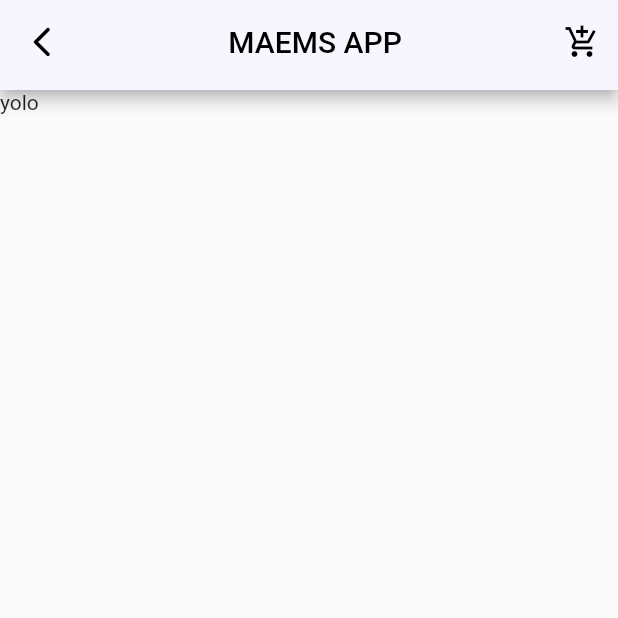
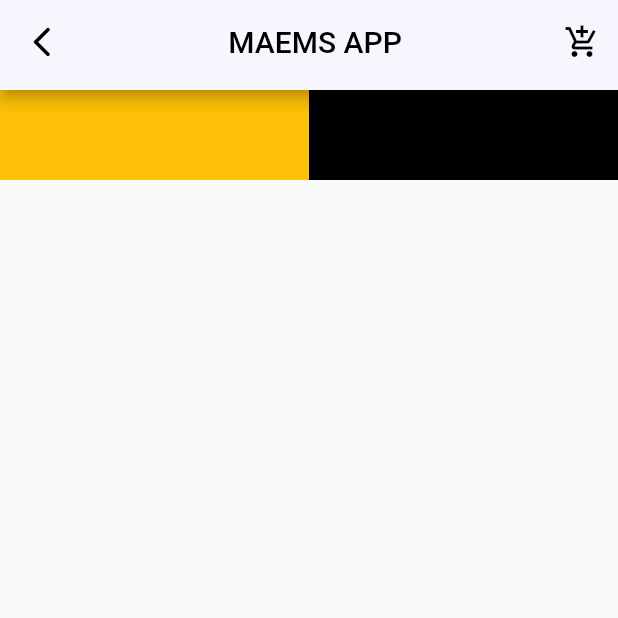
Before and after one commit to Bryantoropn/PROJECT-PBM, a Flutter app: the MyReservasi screen opened directly, on a phone screen of 412 x 824 dp, the top half of it. Run offline on Flutter 3.47's test engine with Material 2 defaults, Android fonts, the phone set to English and light mode, and no system bars; our stand-ins replace date_time_picker, dio, google_maps_flutter; missing offline and left inert: flutter_polyline_points, qr_code_scanner.

Commit message:
update lokasi

```diff
--- a/lib/Home/keranjang.dart
+++ b/lib/Home/keranjang.dart
@@ -1,6 +1,6 @@
 import 'package:flutter/material.dart';
 import 'package:per4/Home/konfirmasi%20pemesanan.dart';
-import 'package:per4/PageAppBar.dart';
+import 'package:per4/Widget/PageAppBar.dart';
 
 class MyKeranjang extends StatelessWidget {
   const MyKeranjang({Key? key}) : super(key: key);
--- a/lib/Home/Reservasi.dart
+++ b/lib/Reservasi/Reservasi.dart
@@ -1,6 +1,6 @@
 import 'package:flutter/material.dart';
 import 'package:per4/main.dart';
-import 'package:per4/PageAppBar.dart';
+import 'package:per4/Widget/PageAppBar.dart';
 
 class MyReservasi extends StatelessWidget {
   const MyReservasi({Key? key}) : super(key: key);
@@ -19,7 +19,22 @@ class Reservasi extends StatelessWidget {
   @override
   Widget build(BuildContext context) {
     return SingleChildScrollView(
-      child: Text("yolo"),
+      child: Row(
+        children: [
+          Expanded(
+            child: Container(
+              height: 60,
+              color: Colors.amber,
+            ),
+          ),
+          Expanded(
+            child: Container(
+              height: 60,
+              color: Color.fromARGB(255, 0, 0, 0),
+            ),
+          ),
+        ],
+      ),
     );
   }
 }
--- a/lib/scanQrPage.dart
+++ b/lib/scanQrPage.dart
@@ -1,5 +1,5 @@
 import 'package:flutter/material.dart';
-import 'package:per4/PageAppBar.dart';
+import 'package:per4/Widget/PageAppBar.dart';
 //import 'package:qrscan/qrscan.dart' as scanner;
 import 'package:qr_code_scanner/qr_code_scanner.dart';
 import 'package:qr_code_scanner/src/qr_scanner_overlay_shape.dart';
```
Also changed, not shown: lib/Home/detail pemesanan.dart (+5 -3 lines), lib/Home/home.dart (+3 -5 lines), lib/Widget/PageAppBar.dart (renamed from lib/PageAppBar.dart).
